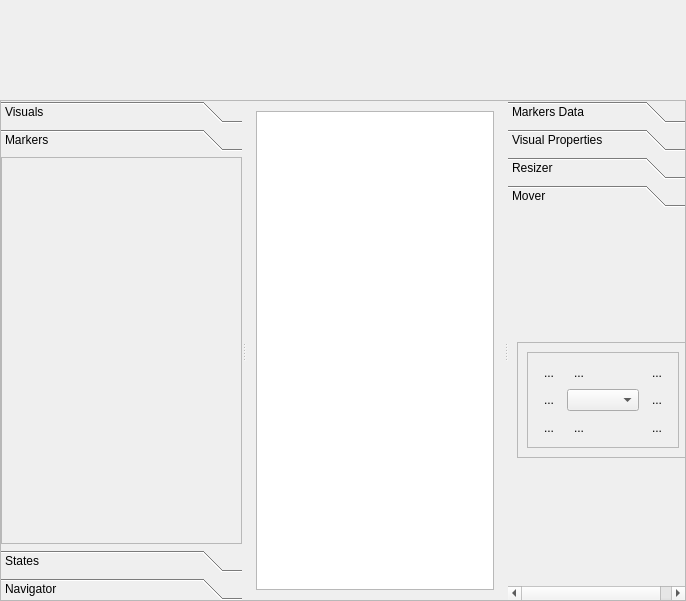
The window that hbqtwidgets/visualizer.ui (FiveTechSoft/qtcontribs) describes before a commit, drawn with Qt 5.
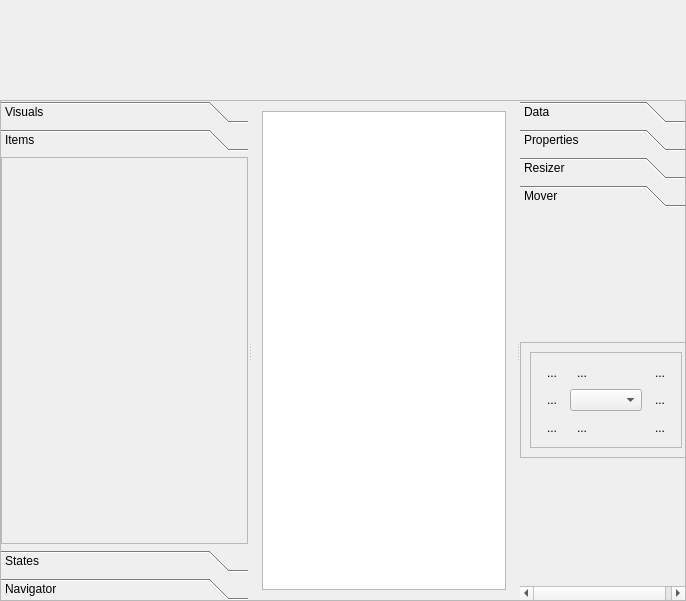
The same window after the commit. The open tabs and pages were chosen to show the change. Icons and pictures are not drawn.

```diff
--- a/hbqtwidgets/visualizer.ui
+++ b/hbqtwidgets/visualizer.ui
@@ -302,12 +302,12 @@
                <rect>
                 <x>0</x>
                 <y>0</y>
-                <width>245</width>
+                <width>226</width>
                 <height>391</height>
                </rect>
               </property>
               <attribute name="label">
-               <string>Markers</string>
+               <string>Items</string>
               </attribute>
               <layout class="QVBoxLayout" name="verticalLayout_9">
                <property name="spacing">
@@ -602,7 +602,7 @@
                </rect>
               </property>
               <attribute name="label">
-               <string>Markers Data</string>
+               <string>Data</string>
               </attribute>
               <layout class="QVBoxLayout" name="verticalLayout_6">
                <property name="leftMargin">
@@ -712,7 +712,7 @@
                </rect>
               </property>
               <attribute name="label">
-               <string>Visual Properties</string>
+               <string>Properties</string>
               </attribute>
               <layout class="QVBoxLayout" name="verticalLayout_2">
                <property name="spacing">
@@ -1316,7 +1316,7 @@
                <rect>
                 <x>0</x>
                 <y>0</y>
-                <width>233</width>
+                <width>215</width>
                 <height>374</height>
                </rect>
               </property>
@@ -1324,6 +1324,18 @@
                <string>Mover</string>
               </attribute>
               <layout class="QVBoxLayout" name="verticalLayout_14">
+               <property name="leftMargin">
+                <number>0</number>
+               </property>
+               <property name="topMargin">
+                <number>0</number>
+               </property>
+               <property name="rightMargin">
+                <number>0</number>
+               </property>
+               <property name="bottomMargin">
+                <number>0</number>
+               </property>
                <item>
                 <spacer name="verticalSpacer_6">
                  <property name="orientation">
```
Left out of the diff: 14 changed lines with no effect on the pictures.
